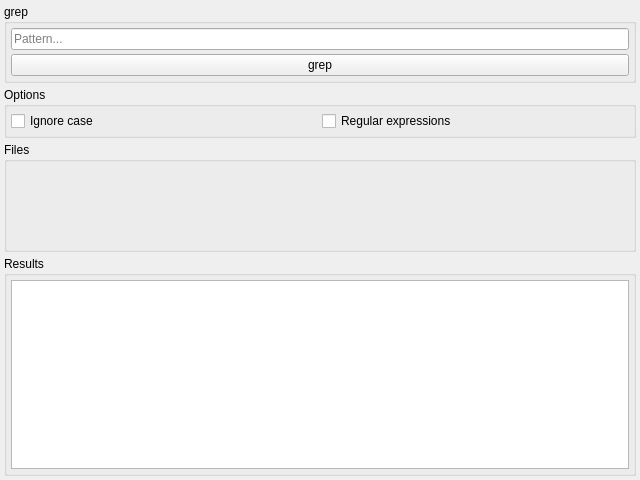
Old version of the form csFiles/ui/forms/WGrep.ui in the repository CaSchmidt/csFiles.
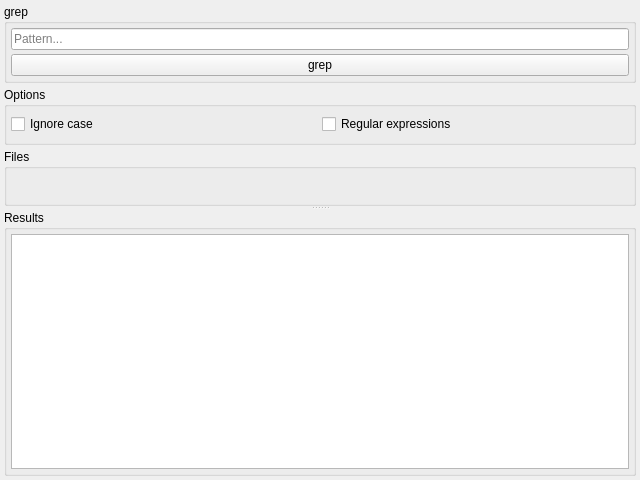
New version of the form. Custom widgets are drawn as their Qt base class.

Commit message: Restructured WGrep's UI using a horizontal splitter.

```diff
--- a/csFiles/ui/forms/WGrep.ui
+++ b/csFiles/ui/forms/WGrep.ui
@@ -13,7 +13,7 @@
   <property name="windowTitle">
    <string>WGrep</string>
   </property>
-  <layout class="QVBoxLayout" name="verticalLayout_4" stretch="0,0,1,2">
+  <layout class="QVBoxLayout" name="verticalLayout_5">
    <property name="spacing">
     <number>4</number>
    </property>
@@ -27,6 +27,16 @@
     <number>4</number>
    </property>
    <property name="bottomMargin">
+    <number>4</number>
+   </property>
+   <item>
+    <widget class="QSplitter" name="splitter">
+     <property name="orientation">
+      <enum>Qt::Vertical</enum>
+     </property>
+     <widget class="QWidget" name="">
+      <layout class="QVBoxLayout" name="verticalLayout_4">
+       <property name="spacing">
     <number>4</number>
    </property>
    <item>
@@ -135,7 +145,8 @@
      </layout>
     </widget>
    </item>
-   <item>
+      </layout>
+     </widget>
     <widget class="QGroupBox" name="groupBox_4">
      <property name="title">
       <string>Results</string>
@@ -160,6 +171,7 @@
        <widget class="QTreeView" name="resultsView"/>
       </item>
      </layout>
+     </widget>
     </widget>
    </item>
   </layout>
```
Lines whose indentation alone changed are shown as unchanged.
